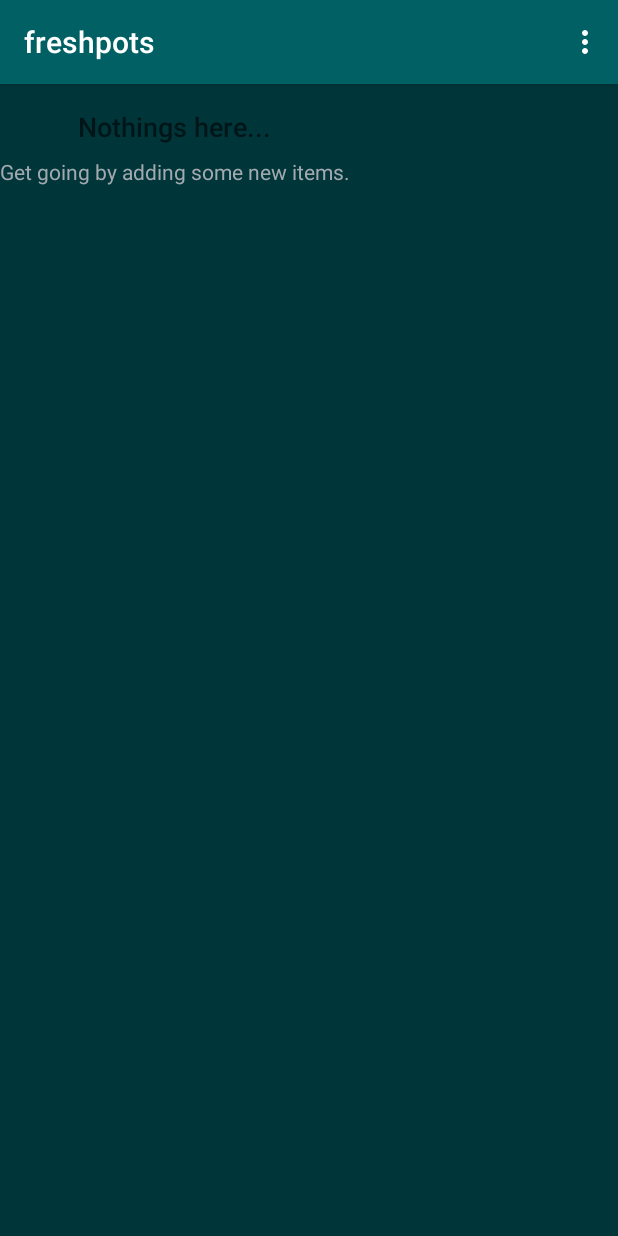
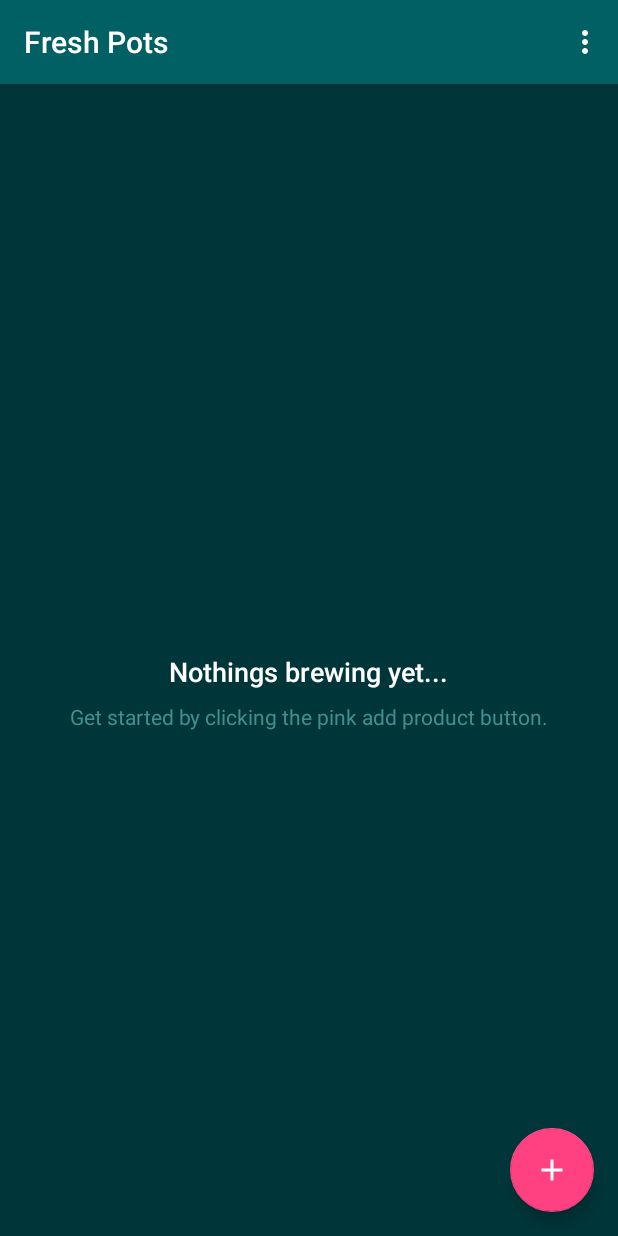
Before and after one commit to michael-lundie/freshpots, an Android app: the screen it shows after launch (CatalogueActivity), on a phone screen of 412 x 824 dp. Run offline under Robolectric (Android 15) with nearby library versions, the phone set to English and light mode, and no system bars.

```diff
--- a/app/build.gradle
+++ b/app/build.gradle
@@ -22,6 +22,7 @@ dependencies {
     implementation fileTree(dir: 'libs', include: ['*.jar'])
     implementation 'com.android.support:appcompat-v7:27.1.1'
     implementation 'com.android.support.constraint:constraint-layout:1.1.2'
+    implementation 'com.android.support:design:27.1.1'
     testImplementation 'junit:junit:4.12'
     androidTestImplementation 'com.android.support.test:runner:1.0.2'
     androidTestImplementation 'com.android.support.test.espresso:espresso-core:3.0.2'
--- a/app/src/main/java/io/lundie/michael/freshpots/CatalogueActivity.java
+++ b/app/src/main/java/io/lundie/michael/freshpots/CatalogueActivity.java
@@ -10,6 +10,7 @@ import android.database.Cursor;
 import android.net.Uri;
 import android.os.Bundle;
 import android.support.annotation.Nullable;
+import android.support.design.widget.FloatingActionButton;
 import android.support.v7.app.AppCompatActivity;
 import android.util.Log;
 import android.view.Menu;
@@ -38,6 +39,16 @@ public class CatalogueActivity extends AppCompatActivity implements LoaderManage
         // Find and set an empty view for the items list.
         View emptyView = findViewById(R.id.empty_view);
         itemListView.setEmptyView(emptyView);
+
+        // Setting up our FAB add button
+        FloatingActionButton searchDialogButton = findViewById(R.id.fab_add);
+        searchDialogButton.setOnClickListener(new View.OnClickListener() {
+            @Override
+            public void onClick(View view) {
+                Intent intent = new Intent(CatalogueActivity.this, EditorActivity.class);
+                CatalogueActivity.this.startActivity(intent);
+            }
+        });
 
         mCursorAdapter = new ItemCursorAdapter(this, null);
         itemListView.setAdapter(mCursorAdapter);
--- a/app/src/main/java/io/lundie/michael/freshpots/dialogs/CounterDialog.java
+++ b/app/src/main/java/io/lundie/michael/freshpots/dialogs/CounterDialog.java
@@ -20,6 +20,7 @@ public class CounterDialog extends Dialog implements View.OnClickListener {
     private CounterDialog.OnButtonClick onButtonClick;
     private Context mContext;
     private String mDialogTitle;
+    private int mCounterStart;
     private int mCounterMax;
     private String mCounterMaxToast;
     private int mCounterMin;
@@ -44,11 +45,12 @@ public class CounterDialog extends Dialog implements View.OnClickListener {
      * @param min the minimum value our counter can be as an integer
      * @param minToast String toast message
      */
-    public CounterDialog(Context context, String title, int max,
+    public CounterDialog(Context context, int startValue, String title, int max,
                          String maxToast, int min, String minToast) {
         super(context);
         mContext = context;
         mDialogTitle = title;
+        mCounterStart = startValue;
         mCounterMax = max;
         mCounterMaxToast = maxToast;
         mCounterMin = min;
@@ -74,7 +76,7 @@ public class CounterDialog extends Dialog implements View.OnClickListener {
 
         dialogTitleView.setText(mDialogTitle);
 
-        counter = new Counter(mContext, mCounterMax,
+        counter = new Counter(mContext, mCounterStart, mCounterMax,
                 mCounterMaxToast + " " + mCounterMax + ".",
                 mCounterMin, mCounterMinToast);
 
--- a/app/src/main/java/io/lundie/michael/freshpots/utilities/Counter.java
+++ b/app/src/main/java/io/lundie/michael/freshpots/utilities/Counter.java
@@ -13,7 +13,7 @@ public class Counter {
 
     private static final String LOG_TAG = Counter.class.getName();
 
-    private int quantity = 1;
+    private int quantity;
     private Context context;
     private int maximumQuantity;
     private int minimumQuantity;
@@ -28,8 +28,9 @@ public class Counter {
      * @param min the minimum value our counter can be as an integer
      * @param minToast String toast message
      */
-    public Counter(Context context, int max, String maxToast, int min, String minToast) {
+    public Counter(Context context, int startValue, int max, String maxToast, int min, String minToast) {
         this.context = context;
+        this.quantity = startValue;
         this.maximumQuantity = max;
         this.messageMaximum = maxToast;
         this.minimumQuantity = min;
--- /dev/null
+++ b/app/src/main/res/drawable/ic_add.xml
@@ -0,0 +1,5 @@
+<vector android:height="24dp" android:tint="#FFFFFF"
+    android:viewportHeight="24.0" android:viewportWidth="24.0"
+    android:width="24dp" xmlns:android="http://schemas.android.com/apk/res/android">
+    <path android:fillColor="#FF000000" android:pathData="M19,13h-6v6h-2v-6H5v-2h6V5h2v6h6v2z"/>
+</vector>
--- /dev/null
+++ b/app/src/main/res/drawable/rounded_solid_error.xml
@@ -0,0 +1,6 @@
+<?xml version="1.0" encoding="utf-8"?>
+<shape xmlns:android="http://schemas.android.com/apk/res/android"
+    android:shape="rectangle">
+    <solid android:color="@color/errorColor" />
+    <corners android:radius="16dp" />
+</shape>
--- a/app/src/main/res/layout/activity_catalogue.xml
+++ b/app/src/main/res/layout/activity_catalogue.xml
@@ -16,23 +16,17 @@
     <!-- Empty view for the list -->
     <RelativeLayout
         android:id="@+id/empty_view"
-        android:layout_width="wrap_content"
-        android:layout_height="wrap_content"
+        android:layout_width="match_parent"
+        android:layout_height="match_parent"
         android:layout_centerInParent="true">
-
-        <ImageView
-            android:id="@+id/empty_shelter_image"
-            android:layout_width="wrap_content"
-            android:layout_height="wrap_content"
-            android:layout_centerHorizontal="true"/>
-
         <TextView
             android:id="@+id/empty_title_text"
             android:layout_width="wrap_content"
             android:layout_height="wrap_content"
-            android:layout_below="@+id/empty_shelter_image"
-            android:layout_centerHorizontal="true"
+            android:layout_centerVertical="true"
+            android:layout_centerInParent="true"
             android:fontFamily="sans-serif-medium"
+            android:textColor="@android:color/white"
             android:paddingTop="@dimen/default_padding"
             android:text="@string/empty_view_title_text"
             android:textAppearance="?android:textAppearanceMedium"/>
@@ -42,12 +36,21 @@
             android:layout_width="wrap_content"
             android:layout_height="wrap_content"
             android:layout_below="@+id/empty_title_text"
-            android:layout_centerHorizontal="true"
+            android:layout_centerInParent="true"
             android:fontFamily="sans-serif"
             android:paddingTop="@dimen/half_padding"
             android:text="@string/empty_view_subtitle_text"
             android:textAppearance="?android:textAppearanceSmall"
-            android:textColor="#A2AAB0"/>
+            android:textColor="@color/primaryLightColor"/>
     </RelativeLayout>
 
+    <android.support.design.widget.FloatingActionButton
+        android:id="@+id/fab_add"
+        android:layout_width="wrap_content"
+        android:layout_height="wrap_content"
+        app:layout_constraintBottom_toBottomOf="parent"
+        app:layout_constraintRight_toRightOf="parent"
+        android:src="@drawable/ic_add"
+        android:layout_margin="@dimen/default_padding"/>
+
 </android.support.constraint.ConstraintLayout>
--- a/app/src/main/res/values/strings.xml
+++ b/app/src/main/res/values/strings.xml
@@ -1,6 +1,6 @@
 <resources>
     <!-- Name for the application [CHAR LIMIT=12] -->
-    <string name="app_name">freshpots</string>
+    <string name="app_name">Fresh Pots</string>
 
     <!-- Label for overflow menu option that inserts fake item data into the app [CHAR LIMIT=20] -->
     <string name="action_insert_dummy_data">Insert Dummy Data</string>
@@ -9,10 +9,10 @@
     <string name="action_delete_all_items">Delete All Items</string>
 
     <!-- Title text for the empty view, which describes the empty dog house image [CHAR LIMIT=50] -->
-    <string name="empty_view_title_text">Nothings here...</string>
+    <string name="empty_view_title_text">Nothings brewing yet...</string>
 
     <!-- Subtitle text for the empty view prompting the user to populate the database [CHAR LIMIT=50] -->
-    <string name="empty_view_subtitle_text">Get going by adding some new items.</string>
+    <string name="empty_view_subtitle_text">Get started by clicking the pink add product button.</string>
 
     <!-- Label for overflow menu option that links to the catalogue activity [CHAR LIMIT=20] -->
     <string name="action_goto_catalogue">Catalogue</string>
```
Also changed, not shown: app/src/main/java/io/lundie/michael/freshpots/EditorActivity.java (+16 -9 lines), app/src/main/java/io/lundie/michael/freshpots/ItemCursorAdapter.java (+12 -1 lines), app/src/main/res/drawable/dummy_coffee_1.jpg (added), app/src/main/res/drawable/dummy_coffee_2.jpg (added), app/src/main/res/drawable/dummy_coffee_3.jpg (added).
